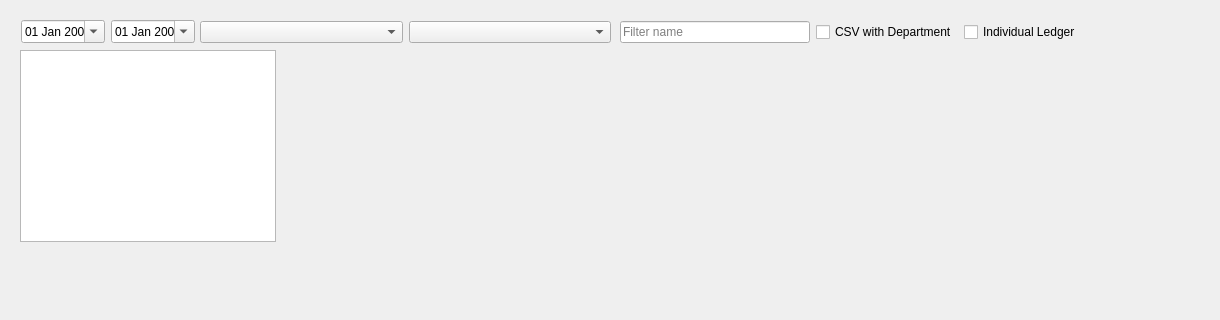
This is DLG/cledgerreportdlg.ui in hlunguite/saptuamDataQT as Qt 5 draws it before an edit; both pictures show x 0 to 1220 and y 0 to 320 of the 1457 by 615 pixel window. The edited form follows.
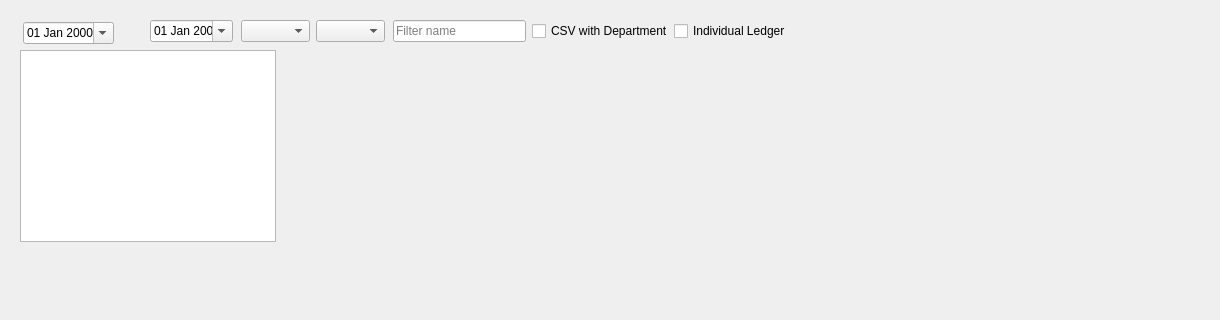
This is the edited form.

The edit to the form file:
```diff
--- a/DLG/cledgerreportdlg.ui
+++ b/DLG/cledgerreportdlg.ui
@@ -65,28 +65,15 @@
     </rect>
    </property>
   </widget>
-  <widget class="QWidget" name="">
-   <property name="geometry">
-    <rect>
-     <x>21</x>
-     <y>20</y>
-     <width>174</width>
-     <height>24</height>
-    </rect>
-   </property>
-   <layout class="QHBoxLayout" name="horizontalLayout">
-    <item>
-     <widget class="QDateEdit" name="m_fromDate">
-      <property name="displayFormat">
-       <string>dd MMM yyyy</string>
-      </property>
-      <property name="calendarPopup">
-       <bool>true</bool>
-      </property>
-     </widget>
-    </item>
-    <item>
      <widget class="QDateEdit" name="m_toDate">
+   <property name="geometry">
+    <rect>
+     <x>150</x>
+     <y>20</y>
+     <width>83</width>
+     <height>22</height>
+    </rect>
+   </property>
       <property name="displayFormat">
        <string>dd MMM yyyy</string>
       </property>
@@ -94,59 +81,80 @@
        <bool>true</bool>
       </property>
      </widget>
-    </item>
-   </layout>
+  <widget class="QDateEdit" name="m_fromDate">
+   <property name="geometry">
+    <rect>
+     <x>23</x>
+     <y>22</y>
+     <width>91</width>
+     <height>22</height>
+    </rect>
+   </property>
+   <property name="displayFormat">
+    <string>dd MMM yyyy</string>
+   </property>
+   <property name="calendarPopup">
+    <bool>true</bool>
+   </property>
   </widget>
-  <widget class="QWidget" name="">
+  <widget class="QComboBox" name="m_DeptBox">
    <property name="geometry">
     <rect>
-     <x>200</x>
+     <x>241</x>
      <y>20</y>
-     <width>411</width>
-     <height>24</height>
+     <width>69</width>
+     <height>22</height>
     </rect>
    </property>
-   <layout class="QHBoxLayout" name="horizontalLayout_2">
-    <item>
-     <widget class="QComboBox" name="m_DeptBox"/>
-    </item>
-    <item>
-     <widget class="QComboBox" name="m_accountBox"/>
-    </item>
-   </layout>
   </widget>
-  <widget class="QWidget" name="">
+  <widget class="QComboBox" name="m_accountBox">
    <property name="geometry">
     <rect>
-     <x>620</x>
+     <x>316</x>
      <y>20</y>
-     <width>461</width>
-     <height>24</height>
+     <width>69</width>
+     <height>22</height>
     </rect>
    </property>
-   <layout class="QHBoxLayout" name="horizontalLayout_3">
-    <item>
-     <widget class="QLineEdit" name="m_nameFilter">
-      <property name="placeholderText">
-       <string>Filter name</string>
-      </property>
-     </widget>
-    </item>
-    <item>
+  </widget>
      <widget class="QCheckBox" name="m_deptInCSV">
+   <property name="geometry">
+    <rect>
+     <x>532</x>
+     <y>21</y>
+     <width>136</width>
+     <height>20</height>
+    </rect>
+   </property>
       <property name="text">
        <string>CSV with Department</string>
       </property>
      </widget>
-    </item>
-    <item>
      <widget class="QCheckBox" name="m_individualLedger">
+   <property name="geometry">
+    <rect>
+     <x>674</x>
+     <y>21</y>
+     <width>114</width>
+     <height>20</height>
+    </rect>
+   </property>
       <property name="text">
        <string>Individual Ledger</string>
       </property>
      </widget>
-    </item>
-   </layout>
+  <widget class="QLineEdit" name="m_nameFilter">
+   <property name="geometry">
+    <rect>
+     <x>393</x>
+     <y>20</y>
+     <width>133</width>
+     <height>22</height>
+    </rect>
+   </property>
+   <property name="placeholderText">
+    <string>Filter name</string>
+   </property>
   </widget>
  </widget>
  <resources/>
```
Lines whose indentation alone changed are shown as unchanged.
